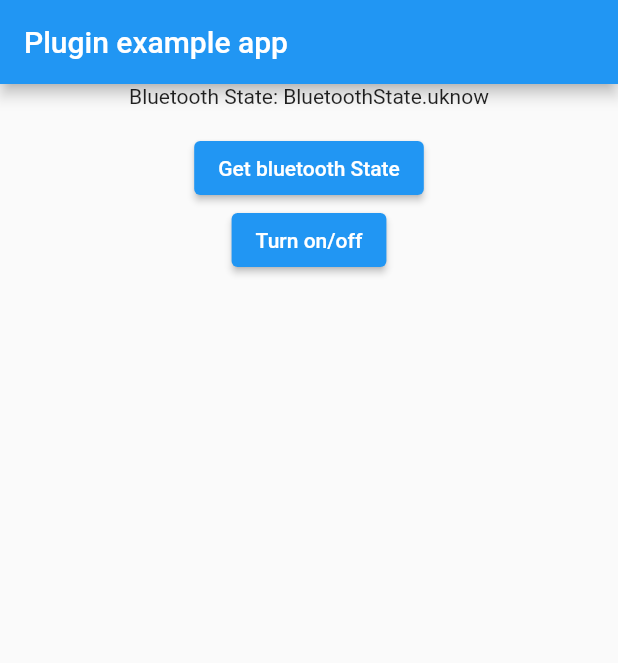
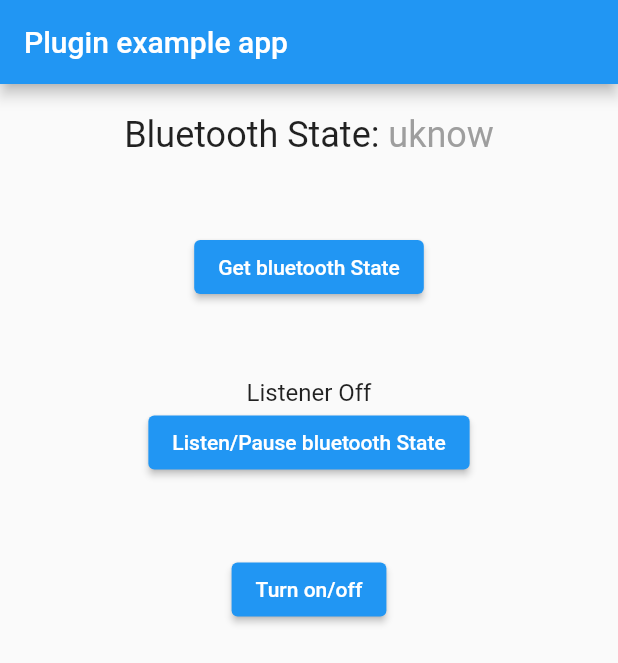
Before and after one commit to FabioClem/bluetooth_manager, a Flutter app: the screen it shows after launch, after a tap on "Get bluetooth State", on a phone screen of 412 x 824 dp. Shown: the top 663 px of the screen. Run offline on Flutter 3.47's test engine with Material 2 defaults, Android fonts, the phone set to English and light mode, and no system bars; our stand-ins replace permission_handler.

Commit message:
add listener for bluetooth state and update de doc.

```diff
--- a/example/lib/main.dart
+++ b/example/lib/main.dart
@@ -1,7 +1,13 @@
+// ignore_for_file: avoid_print
+
+import 'dart:async';
+
 import 'package:bluetooth_manager/models/bluetooth_models.dart';
 import 'package:flutter/material.dart';
 
 import 'package:bluetooth_manager/bluetooth_manager.dart';
+
+import 'package:permission_handler/permission_handler.dart';
 
 void main() {
   runApp(const MyApp());
@@ -15,11 +21,21 @@ class MyApp extends StatefulWidget {
 }
 
 class _MyAppState extends State<MyApp> {
+  BluetoothManager bluetoothManager = BluetoothManager();
+
   late BluetoothState _bluetoothState = BluetoothState.uknow;
+
+  StreamSubscription<BluetoothState>? subscription;
+  bool isListenerOn = false;
 
   @override
   void initState() {
+    setBluetoothPermission();
     super.initState();
+  }
+
+  setBluetoothPermission() async {
+    print(await Permission.bluetooth.request().isGranted);
   }
 
   @override
@@ -32,41 +48,88 @@ class _MyAppState extends State<MyApp> {
         body: Center(
           child: Column(
             children: [
-              Text('Bluetooth State: $_bluetoothState\n'),
+              const SizedBox(height: 20),
+              Row(
+                mainAxisAlignment: MainAxisAlignment.center,
+                children: [
+                  const Text(
+                    'Bluetooth State: ',
+                    style: TextStyle(fontSize: 24),
+                  ),
+                  Text(
+                    _bluetoothState.toString().split('.').last,
+                    style: TextStyle(
+                      fontSize: 24,
+                      color: _bluetoothState == BluetoothState.on
+                          ? Colors.green
+                          : _bluetoothState == BluetoothState.off
+                              ? Colors.red
+                              : Colors.grey,
+                    ),
+                  )
+                ],
+              ),
+              const SizedBox(height: 50),
               ElevatedButton(
                 onPressed: () async {
+                  /// cancel the listener if they are active and get the state
+                  if (subscription != null) {
+                    setState(() {
+                      isListenerOn = false;
+                    });
+                    subscription!.cancel();
+                  }
+
                   /// Get bluetooth state
                   /// and set info [BluetoothState] in local _bluetoothState
-                  await BluetoothManager.getBluetoothState
-                      .then((value) async => {
-                            setState(() {
-                              _bluetoothState = value!;
-                            }),
-                          });
+                  BluetoothState bluetoothState =
+                      await bluetoothManager.getBluetoothState();
+                  setState(() {
+                    _bluetoothState = bluetoothState;
+                  });
                 },
                 child: const Text('Get bluetooth State'),
               ),
+              const SizedBox(height: 50),
+              Text(
+                isListenerOn ? 'Listener On' : 'Listener Off',
+                style: const TextStyle(fontSize: 16),
+              ),
+              ElevatedButton(
+                onPressed: () async {
+                  /// Listen bluetooth state
+                  /// and set info [BluetoothState] in local _bluetoothState
+                  /// dont forget to cancel if you are not using
+                  setState(() {
+                    isListenerOn = true;
+                  });
+                  subscription = bluetoothManager
+                      .getBluetoothStateStream(timer: 500)
+                      .listen((BluetoothState bluetoothState) {
+                    // Do your logic here...
+                    setState(() {
+                      _bluetoothState = bluetoothState;
+                    });
+                  });
+                },
+                child: const Text('Listen/Pause bluetooth State'),
+              ),
+              const SizedBox(height: 50),
               ElevatedButton(
                 onPressed: () async {
                   /// valid bluetooth state
                   if (_bluetoothState == BluetoothState.on) {
                     /// if bluetooth state is on disable
                     /// and get [ActionResponse]
-                    await BluetoothManager.disableBluetooth().then(
-                      (value) => {
-                        ///...
-                        print(value),
-                      },
-                    );
+                    ActionResponse actionResponse =
+                        await bluetoothManager.disableBluetooth();
+                    print(actionResponse);
                   } else {
                     /// if bluetooth state is off enable
                     /// /// and get [ActionResponse]
-                    await BluetoothManager.enableBluetooth().then(
-                      (value) => {
-                        ///...
-                        print(value),
-                      },
-                    );
+                    ActionResponse actionResponse =
+                        await bluetoothManager.enableBluetooth();
+                    print(actionResponse);
                   }
                 },
                 child: const Text('Turn on/off'),
--- a/pubspec.yaml
+++ b/pubspec.yaml
@@ -1,15 +1,16 @@
 name: bluetooth_manager
 description: A simple plugin to manage Bluetooth, turning on and off ang geting Bluetooth state.
-version: 0.0.11
+version: 1.0.11
 homepage: https://github.com/FabioClem/bluetooth_manager
 
 environment:
-  sdk: ">=2.15.1 <3.0.0"
+  sdk: ">=2.15.1 <4.0.0"
   flutter: ">=2.5.0"
 
 dependencies:
   flutter:
     sdk: flutter
+  permission_handler: ^10.2.0
 
 dev_dependencies:
   flutter_test:
```
Also changed, not shown: lib/bluetooth_manager.dart (+18 -3 lines), example/pubspec.lock, 5 other files.
